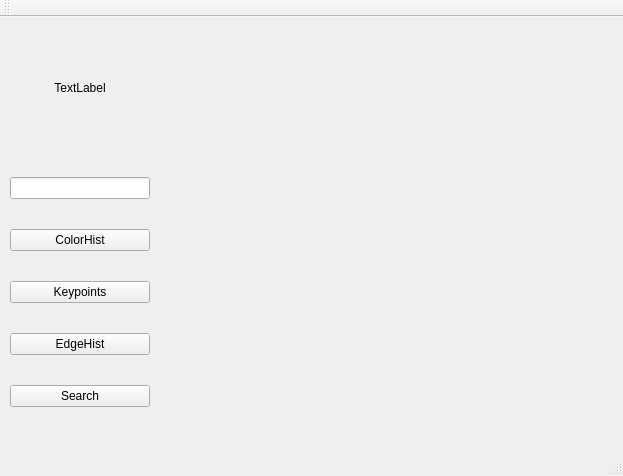
This is VideoRetrievalBrowser/mainwindow.ui in theuerse/vr18 as Qt 5 draws it before an edit. The edited form follows.
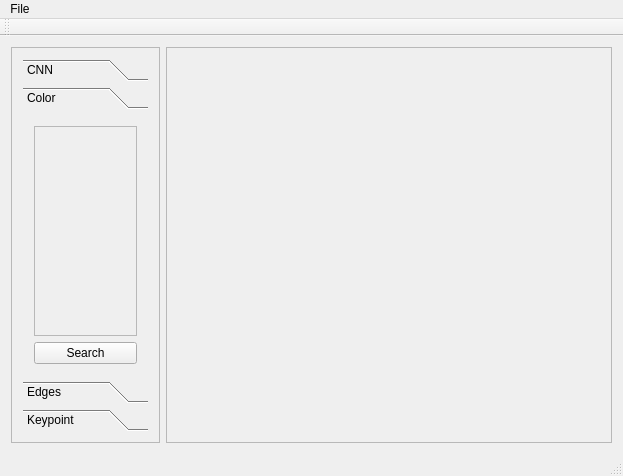
This is the edited form. The open tabs and pages were chosen to show the change.

Commit message: Implemented basic layout & basic toolbox

What changed in the file:
```diff
--- a/VideoRetrievalBrowser/mainwindow.ui
+++ b/VideoRetrievalBrowser/mainwindow.ui
@@ -14,56 +14,92 @@
    <string>VRB</string>
   </property>
   <widget class="QWidget" name="centralWidget">
-   <widget class="QWidget" name="verticalLayoutWidget">
-    <property name="geometry">
-     <rect>
-      <x>0</x>
-      <y>0</y>
-      <width>161</width>
-      <height>401</height>
-     </rect>
+   <layout class="QHBoxLayout" name="horizontalLayout">
+    <item>
+     <widget class="QFrame" name="tools">
+      <property name="sizePolicy">
+       <sizepolicy hsizetype="Preferred" vsizetype="Preferred">
+        <horstretch>1</horstretch>
+        <verstretch>0</verstretch>
+       </sizepolicy>
+      </property>
+      <property name="frameShape">
+       <enum>QFrame::StyledPanel</enum>
+      </property>
+      <property name="frameShadow">
+       <enum>QFrame::Raised</enum>
     </property>
     <layout class="QVBoxLayout" name="verticalLayout">
-     <property name="spacing">
-      <number>30</number>
-     </property>
-     <property name="leftMargin">
-      <number>10</number>
-     </property>
      <item>
-      <widget class="QLabel" name="label">
-       <property name="text">
-        <string>TextLabel</string>
-       </property>
-       <property name="alignment">
-        <set>Qt::AlignCenter</set>
-       </property>
-      </widget>
-     </item>
+        <widget class="QToolBox" name="toolBox">
+         <property name="currentIndex">
+          <number>3</number>
+         </property>
+         <widget class="QWidget" name="page_1">
+          <property name="geometry">
+           <rect>
+            <x>0</x>
+            <y>0</y>
+            <width>130</width>
+            <height>253</height>
+           </rect>
+          </property>
+          <attribute name="label">
+           <string>CNN</string>
+          </attribute>
+          <layout class="QVBoxLayout" name="verticalLayout_2">
      <item>
       <widget class="QLineEdit" name="lineEdit"/>
      </item>
      <item>
-      <widget class="QPushButton" name="colorHistButton">
+            <widget class="QComboBox" name="comboBox"/>
+           </item>
+           <item>
+            <widget class="QPushButton" name="pushButton">
        <property name="text">
-        <string>ColorHist</string>
+              <string>Search</string>
        </property>
       </widget>
      </item>
+          </layout>
+         </widget>
+         <widget class="QWidget" name="page_2">
+          <property name="geometry">
+           <rect>
+            <x>0</x>
+            <y>0</y>
+            <width>130</width>
+            <height>253</height>
+           </rect>
+          </property>
+          <attribute name="label">
+           <string>Color</string>
+          </attribute>
+          <layout class="QVBoxLayout" name="verticalLayout_3">
      <item>
-      <widget class="QPushButton" name="keypointsButton">
-       <property name="text">
-        <string>Keypoints</string>
-       </property>
+            <widget class="QFrame" name="frame">
+             <property name="frameShape">
+              <enum>QFrame::StyledPanel</enum>
+             </property>
+             <property name="frameShadow">
+              <enum>QFrame::Raised</enum>
+             </property>
       </widget>
      </item>
      <item>
-      <widget class="QPushButton" name="edgeHistButton">
+            <widget class="QPushButton" name="pushButton_2">
        <property name="text">
-        <string>EdgeHist</string>
+              <string>Search</string>
        </property>
       </widget>
      </item>
+          </layout>
+         </widget>
+         <widget class="QWidget" name="page_3">
+          <attribute name="label">
+           <string>Edges</string>
+          </attribute>
+          <layout class="QVBoxLayout" name="verticalLayout_4">
      <item>
       <widget class="QPushButton" name="searchButton">
        <property name="text">
@@ -73,6 +109,42 @@
      </item>
     </layout>
    </widget>
+         <widget class="QWidget" name="page">
+          <attribute name="label">
+           <string>Keypoint</string>
+          </attribute>
+          <layout class="QVBoxLayout" name="verticalLayout_5">
+           <item>
+            <widget class="QPushButton" name="pushButton_3">
+             <property name="text">
+              <string>Search</string>
+             </property>
+            </widget>
+           </item>
+          </layout>
+         </widget>
+        </widget>
+       </item>
+      </layout>
+     </widget>
+    </item>
+    <item>
+     <widget class="QFrame" name="results">
+      <property name="sizePolicy">
+       <sizepolicy hsizetype="Preferred" vsizetype="Preferred">
+        <horstretch>3</horstretch>
+        <verstretch>0</verstretch>
+       </sizepolicy>
+      </property>
+      <property name="frameShape">
+       <enum>QFrame::StyledPanel</enum>
+      </property>
+      <property name="frameShadow">
+       <enum>QFrame::Raised</enum>
+      </property>
+     </widget>
+    </item>
+   </layout>
   </widget>
   <widget class="QMenuBar" name="menuBar">
    <property name="geometry">
@@ -83,6 +155,12 @@
      <height>22</height>
     </rect>
    </property>
+   <widget class="QMenu" name="menuFile">
+    <property name="title">
+     <string>File</string>
+    </property>
+   </widget>
+   <addaction name="menuFile"/>
   </widget>
   <widget class="QToolBar" name="mainToolBar">
    <attribute name="toolBarArea">
```
Lines whose indentation alone changed are shown as unchanged. The commit also changes 2 other files.
